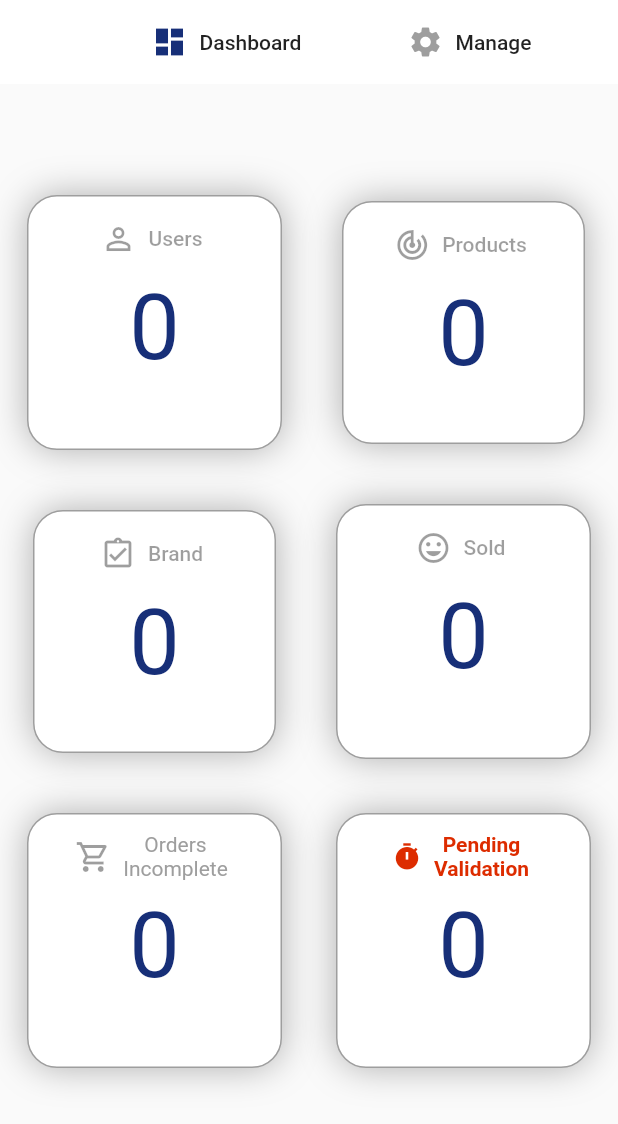
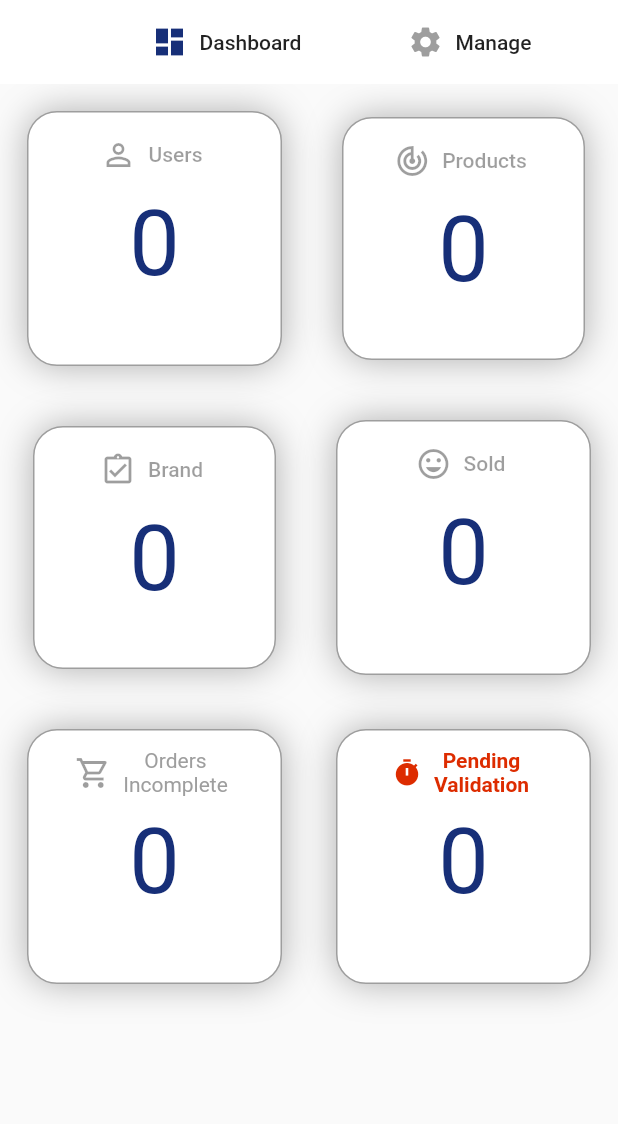
Before and after one commit to ambigo7/flutter_ecommers_adminSide, a Flutter app: the Admin screen opened directly, after a tap on "Product", after a tap on "Lens", after a tap on "Dashboard", on a phone screen of 412 x 824 dp. Shown: the top 1124 px of the screen. Run offline on Flutter 3.47's test engine with Material 2 defaults, Android fonts, the phone set to English and light mode, and no system bars; our stand-ins replace badges, cloud_firestore, connectivity, dotted_border, extended_image, firebase_core and 9 more; missing offline and left inert: dart:ffi; accounts and stored records are empty.

Commit message:
v3.0.0(Beta Admin MyOptik App<Non-Null-Safety>)

```diff
--- a/lib/screens/admin.dart
+++ b/lib/screens/admin.dart
@@ -140,12 +140,12 @@ class _AdminState extends State<Admin> {
               if (details.primaryVelocity > 0) {
                 // User swiped Left
                 setState(() {
-                  _selectedPage = Page.manage;
+                  _selectedPage = Page.dashboard;
                 });
               } else if (details.primaryVelocity < 0) {
                 // User swiped Right
                 setState(() {
-                  _selectedPage = Page.dashboard;
+                  _selectedPage = Page.manage;
                 });
               }
             },
@@ -162,9 +162,9 @@ class _AdminState extends State<Admin> {
       case Page.dashboard:
         return Column(
           children: <Widget>[
-            ListTile(
-             //TODO: Masih belum ketemu caranya, nanti aja!!!!
-/*              subtitle: FlatButton.icon(
+            //TODO: Masih belum ketemu caranya hitung revenue, next update aja!!!!
+/*            ListTile(
+              subtitle: FlatButton.icon(
                 onPressed: null,
                 icon: Icon(
                   Icons.check_outlined,
@@ -178,8 +178,9 @@ class _AdminState extends State<Admin> {
               title: Text(
                 'Revenue',
                 textAlign: TextAlign.center,
-                style: TextStyle(fontSize: 24.0, color: Colors.grey),*/
+                style: TextStyle(fontSize: 24.0, color: Colors.grey),
               ),
+            ),*/
             Expanded(
                 child: GridView(gridDelegate:
                   SliverGridDelegateWithFixedCrossAxisCount(crossAxisCount: 2),
```
